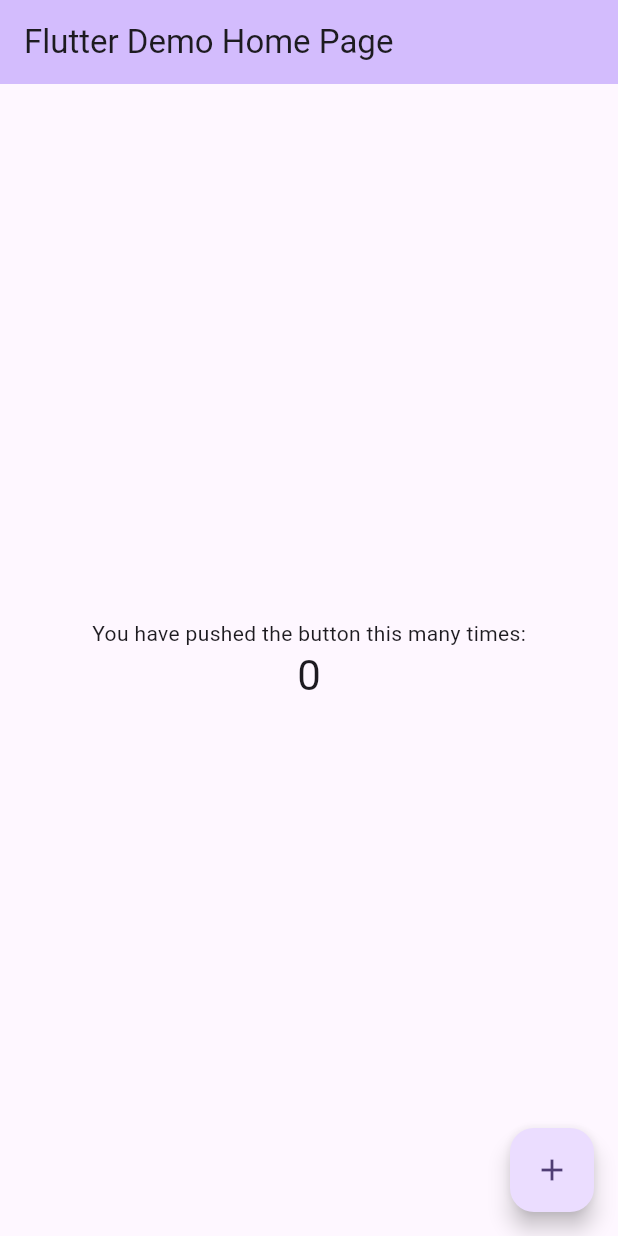
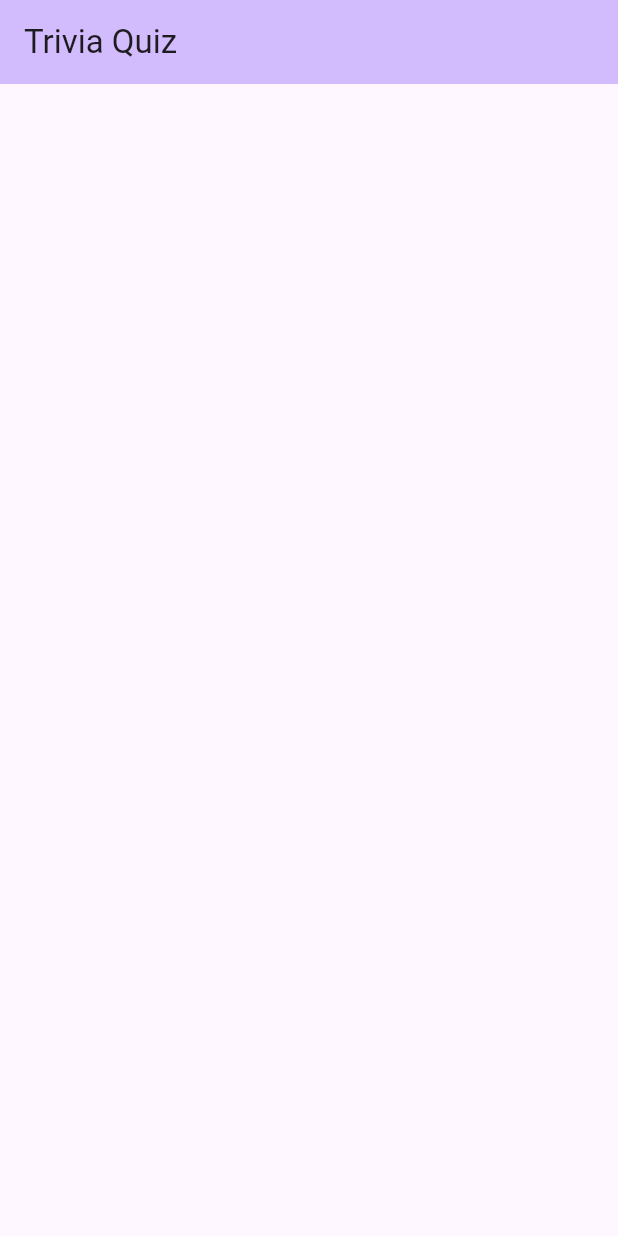
Before and after one commit to Ruhisawant/Trivia-Quiz-App, a Flutter app: the screen it shows after launch, on a phone screen of 412 x 824 dp. Run offline on Flutter 3.47's test engine with Material 3 defaults, Android fonts, the phone set to English and light mode, and no system bars.

Commit message:
Skeleton code

```diff
--- a/lib/main.dart
+++ b/lib/main.dart
@@ -1,52 +1,26 @@
 import 'package:flutter/material.dart';
 
 void main() {
-  runApp(const MyApp());
+  runApp(const TriviaApp());
 }
 
-class MyApp extends StatelessWidget {
-  const MyApp({super.key});
+class TriviaApp extends StatelessWidget {
+  const TriviaApp({super.key});
 
-  // This widget is the root of your application.
   @override
   Widget build(BuildContext context) {
     return MaterialApp(
-      title: 'Flutter Demo',
+      title: 'Trivia Quiz App',
       theme: ThemeData(
-        // This is the theme of your application.
-        //
-        // TRY THIS: Try running your application with "flutter run". You'll see
-        // the application has a purple toolbar. Then, without quitting the app,
-        // try changing the seedColor in the colorScheme below to Colors.green
-        // and then invoke "hot reload" (save your changes or press the "hot
-        // reload" button in a Flutter-supported IDE, or press "r" if you used
-        // the command line to start the app).
-        //
-        // Notice that the counter didn't reset back to zero; the application
-        // state is not lost during the reload. To reset the state, use hot
-        // restart instead.
-        //
-        // This works for code too, not just values: Most code changes can be
-        // tested with just a hot reload.
         colorScheme: ColorScheme.fromSeed(seedColor: Colors.deepPurple),
       ),
-      home: const MyHomePage(title: 'Flutter Demo Home Page'),
+      home: const MyHomePage(title: 'Trivia Quiz'),
     );
   }
 }
 
 class MyHomePage extends StatefulWidget {
   const MyHomePage({super.key, required this.title});
-
-  // This widget is the home page of your application. It is stateful, meaning
-  // that it has a State object (defined below) that contains fields that affect
-  // how it looks.
-
-  // This class is the configuration for the state. It holds the values (in this
-  // case the title) provided by the parent (in this case the App widget) and
-  // used by the build method of the State. Fields in a Widget subclass are
-  // always marked "final".
-
   final String title;
 
   @override
@@ -54,69 +28,21 @@
 }
 
 class _MyHomePageState extends State<MyHomePage> {
-  int _counter = 0;
-
-  void _incrementCounter() {
-    setState(() {
-      // This call to setState tells the Flutter framework that something has
-      // changed in this State, which causes it to rerun the build method below
-      // so that the display can reflect the updated values. If we changed
-      // _counter without calling setState(), then the build method would not be
-      // called again, and so nothing would appear to happen.
-      _counter++;
-    });
-  }
-
   @override
   Widget build(BuildContext context) {
-    // This method is rerun every time setState is called, for instance as done
-    // by the _incrementCounter method above.
-    //
-    // The Flutter framework has been optimized to make rerunning build methods
-    // fast, so that you can just rebuild anything that needs updating rather
-    // than having to individually change instances of widgets.
     return Scaffold(
       appBar: AppBar(
-        // TRY THIS: Try changing the color here to a specific color (to
-        // Colors.amber, perhaps?) and trigger a hot reload to see the AppBar
-        // change color while the other colors stay the same.
         backgroundColor: Theme.of(context).colorScheme.inversePrimary,
-        // Here we take the value from the MyHomePage object that was created by
-        // the App.build method, and use it to set our appbar title.
         title: Text(widget.title),
       ),
       body: Center(
-        // Center is a layout widget. It takes a single child and positions it
-        // in the middle of the parent.
         child: Column(
-          // Column is also a layout widget. It takes a list of children and
-          // arranges them vertically. By default, it sizes itself to fit its
-          // children horizontally, and tries to be as tall as its parent.
-          //
-          // Column has various properties to control how it sizes itself and
-          // how it positions its children. Here we use mainAxisAlignment to
-          // center the children vertically; the main axis here is the vertical
-          // axis because Columns are vertical (the cross axis would be
-          // horizontal).
-          //
-          // TRY THIS: Invoke "debug painting" (choose the "Toggle Debug Paint"
-          // action in the IDE, or press "p" in the console), to see the
-          // wireframe for each widget.
           mainAxisAlignment: MainAxisAlignment.center,
           children: <Widget>[
-            const Text('You have pushed the button this many times:'),
-            Text(
-              '$_counter',
-              style: Theme.of(context).textTheme.headlineMedium,
-            ),
+
           ],
         ),
       ),
-      floatingActionButton: FloatingActionButton(
-        onPressed: _incrementCounter,
-        tooltip: 'Increment',
-        child: const Icon(Icons.add),
-      ), // This trailing comma makes auto-formatting nicer for build methods.
     );
   }
 }
```
Also changed, not shown: 1 other file.
